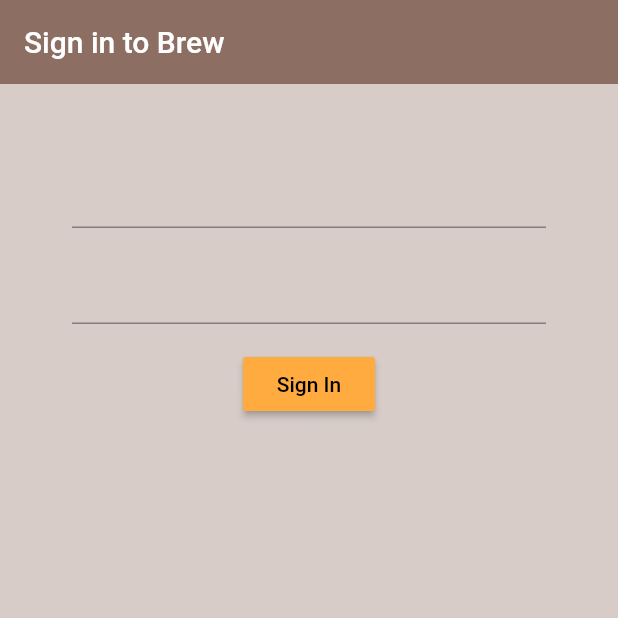
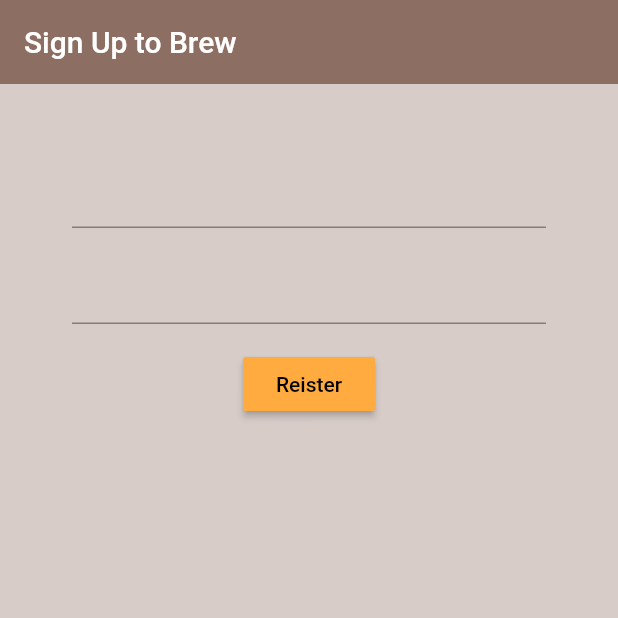
Before and after one commit to patelprashant/brew_me_coffee, a Flutter app: the screen it shows after launch, on a phone screen of 412 x 824 dp, the top half of it. Run offline on Flutter 3.47's test engine with Material 2 defaults, Android fonts, the phone set to English and light mode, and no system bars; our stand-ins replace firebase_auth; accounts and stored records are empty.

Commit message:
Added Register form with fields.

```diff
--- a/lib/screens/authentication/authentication.dart
+++ b/lib/screens/authentication/authentication.dart
@@ -1,4 +1,4 @@
-import 'package:brew_me_coffee/screens/authentication/sign_in.dart';
+import 'package:brew_me_coffee/screens/authentication/register.dart';
 import 'package:flutter/material.dart';
 
 class Authenticate extends StatefulWidget {
@@ -10,7 +10,7 @@ class _AuthenticateState extends State<Authenticate> {
   @override
   Widget build(BuildContext context) {
     return Container(
-      child: SignIn(),
+      child: Register(),
     );
   }
 }
--- /dev/null
+++ b/lib/screens/authentication/register.dart
@@ -0,0 +1,82 @@
+import 'package:brew_me_coffee/services/auth.dart';
+import 'package:flutter/material.dart';
+
+class Register extends StatefulWidget {
+  @override
+  _RegisterState createState() => _RegisterState();
+}
+
+class _RegisterState extends State<Register> {
+  final AuthService _authService = AuthService();
+
+  //text field state
+  String email = "";
+  String password = "";
+
+  @override
+  Widget build(BuildContext context) {
+    return Scaffold(
+      backgroundColor: Colors.brown[100],
+      appBar: AppBar(
+        backgroundColor: Colors.brown[400],
+        elevation: 0.0,
+        title: Text('Sign Up to Brew'),
+      ),
+      body: Container(
+        padding: EdgeInsets.symmetric(vertical: 24.0, horizontal: 48.0),
+        child: Form(
+          child: Column(
+            children: <Widget>[
+              SizedBox(height: 24.0),
+              TextFormField(
+                onChanged: (val) {
+                  setState(() => email = val);
+                },
+              ),
+              SizedBox(height: 16.0),
+              TextFormField(
+                onChanged: (val) {
+                  setState(() => password = val);
+                },
+                obscureText: true,
+              ),
+              SizedBox(height: 16.0),
+              RaisedButton(
+                onPressed: () async {
+                  print(email);
+                  print(password);
+
+//                  dynamic result = await _authService.signInAnon();
+//                  if (result == null) {
+//                    print('Error signing in anon');
+//                  } else {
+//                    print('Signing in anon');
+//                    print(result.uid);
+//                  }
+                },
+                color: Colors.orangeAccent,
+                child: Text(
+                  'Reister',
+                  style: TextStyle(color: Colors.black),
+                ),
+              ),
+            ],
+          ),
+        ),
+      ),
+    );
+  }
+}
+
+//RaisedButton(
+//child: Text('Sign in Anon'),
+//onPressed: () async {
+//dynamic result = await _authService.signInAnon();
+//if (result == null) {
+//print('Error signing in anon');
+//} else {
+//print('Signing in anon');
+//print(result.uid);
+//}
+//},
+//)
```
